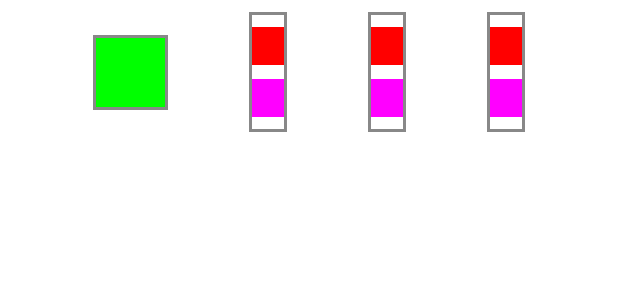
After one commit to DennisHartstock/LearningCompose, an Android app built with Jetpack Compose: the @Preview function InstagramProfileCard, on a phone screen of 412 x 824 dp. The commit adds this screen. Shown: the top 300 px of the screen. Run offline under Robolectric (Android 15) with nearby library versions, the phone set to English and light mode, and no system bars.

Commit message:
create Instagram profile card layout

```diff
--- a/app/src/main/java/com/commcode/learningcompose/MainActivity.kt
+++ b/app/src/main/java/com/commcode/learningcompose/MainActivity.kt
@@ -3,41 +3,13 @@ package com.commcode.learningcompose
 import android.os.Bundle
 import androidx.activity.ComponentActivity
 import androidx.activity.compose.setContent
-import androidx.compose.foundation.layout.fillMaxSize
-import androidx.compose.material.MaterialTheme
-import androidx.compose.material.Surface
-import androidx.compose.material.Text
-import androidx.compose.runtime.Composable
-import androidx.compose.ui.Modifier
-import androidx.compose.ui.tooling.preview.Preview
-import com.commcode.learningcompose.ui.theme.LearningComposeTheme
+import com.commcode.learningcompose.ui.theme.InstagramProfileCard
 
 class MainActivity : ComponentActivity() {
     override fun onCreate(savedInstanceState: Bundle?) {
         super.onCreate(savedInstanceState)
         setContent {
-            LearningComposeTheme {
-                // A surface container using the 'background' color from the theme
-                Surface(
-                    modifier = Modifier.fillMaxSize(),
-                    color = MaterialTheme.colors.background
-                ) {
-                    Greeting("Android")
-                }
-            }
+            InstagramProfileCard()
         }
     }
 }
-
-@Composable
-fun Greeting(name: String) {
-    Text(text = "Hello $name!")
-}
-
-@Preview(showBackground = true)
-@Composable
-fun DefaultPreview() {
-    LearningComposeTheme {
-        Greeting("Android")
-    }
-}
--- /dev/null
+++ b/app/src/main/java/com/commcode/learningcompose/ui/theme/InstagramProfileCard.kt
@@ -0,0 +1,57 @@
+package com.commcode.learningcompose.ui.theme
+
+import androidx.compose.foundation.background
+import androidx.compose.foundation.border
+import androidx.compose.foundation.layout.*
+import androidx.compose.runtime.Composable
+import androidx.compose.ui.Alignment
+import androidx.compose.ui.Modifier
+import androidx.compose.ui.graphics.Color
+import androidx.compose.ui.tooling.preview.Preview
+import androidx.compose.ui.unit.dp
+
+@Preview
+@Composable
+fun InstagramProfileCard() {
+    Row(
+        modifier = Modifier
+            .fillMaxWidth()
+            .padding(8.dp),
+        horizontalArrangement = Arrangement.SpaceEvenly,
+        verticalAlignment = Alignment.CenterVertically
+    ) {
+        Box(
+            modifier = Modifier
+                .size(50.dp)
+                .background(color = Color.Green)
+                .border(2.dp, color = Color.Gray)
+        ) {
+
+        }
+        Column()
+        Column()
+        Column()
+    }
+}
+
+@Composable
+private fun Column() {
+    Column(
+        modifier = Modifier
+            .border(2.dp, color = Color.Gray)
+            .height(80.dp),
+        horizontalAlignment = Alignment.CenterHorizontally,
+        verticalArrangement = Arrangement.SpaceEvenly
+    ) {
+        Box(
+            modifier = Modifier
+                .size(25.dp)
+                .background(color = Color.Red)
+        )
+        Box(
+            modifier = Modifier
+                .size(25.dp)
+                .background(color = Color.Magenta)
+        )
+    }
+}
```
